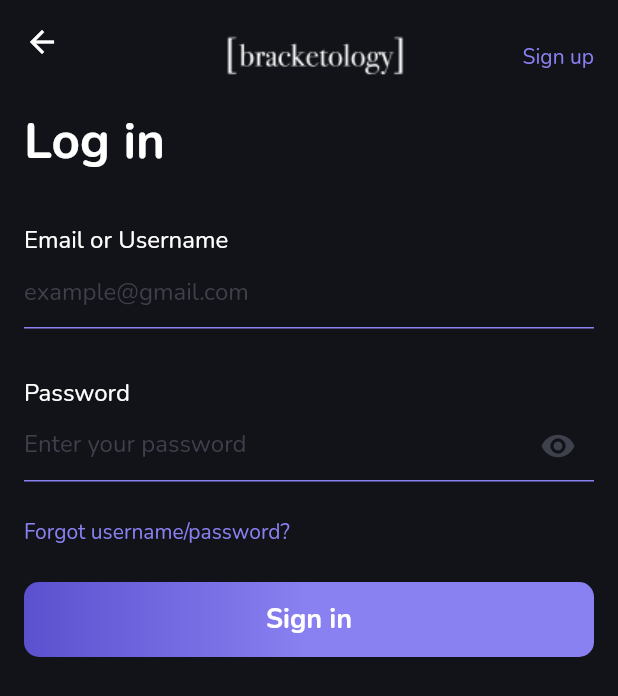
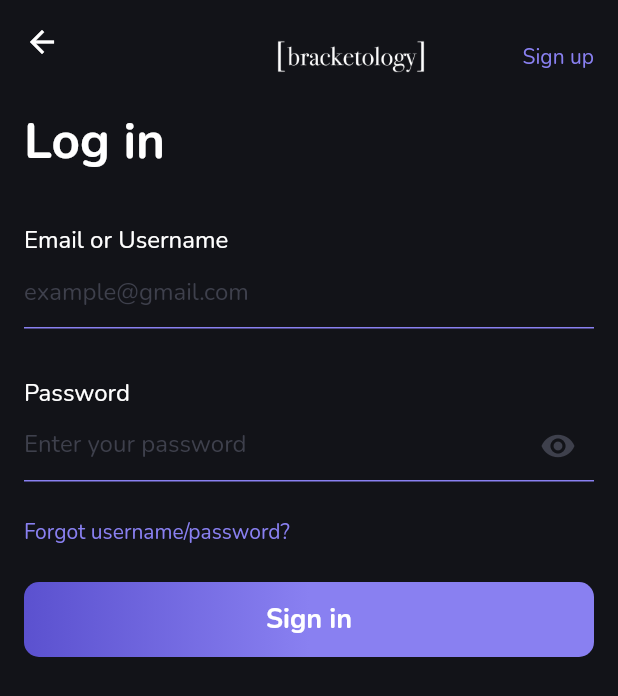
Before and after one commit to sharontechjays/temporary, a Flutter app: the SignInScreen screen opened by its route, on a phone screen of 412 x 824 dp. Shown: the top 696 px of the screen. Run offline on Flutter 3.47's test engine with Material 2 defaults, Android fonts, the light colour scheme and no system bars; our stand-ins replace dio, equatable, flutter_bloc, flutter_svg, shared_preferences; accounts and stored records are empty.

Commit message:
bracketology banner

```diff
--- a/lib/presentation/widgets/custom_appbar.dart
+++ b/lib/presentation/widgets/custom_appbar.dart
@@ -9,12 +9,12 @@ class CustomAppBar extends StatelessWidget implements PreferredSizeWidget {
   final Function(BuildContext context) onAppbarRightButtonClicked;
   final String title;
 
-  const CustomAppBar({
-    Key? key,
-    this.title="Sign up",
-    this.backgroundColor = AppColors.scaffoldBackground,
-    required this.onAppbarRightButtonClicked(BuildContext context)
-  }) : super(key: key);
+  const CustomAppBar(
+      {Key? key,
+      this.title = "Sign up",
+      this.backgroundColor = AppColors.scaffoldBackground,
+      required this.onAppbarRightButtonClicked(BuildContext context)})
+      : super(key: key);
 
   @override
   Size get preferredSize => const Size.fromHeight(kToolbarHeight);
@@ -33,14 +33,24 @@ class CustomAppBar extends StatelessWidget implements PreferredSizeWidget {
             mainAxisAlignment: MainAxisAlignment.spaceBetween,
             crossAxisAlignment: CrossAxisAlignment.center,
             children: [
-              const SizedBox(),
-         /*     const Center(child: Text(Strings.appNameBrackets)),*/
-              const Center(
-                  child: Image(
-                      image: AssetImage('assets/drawables/bracketology_banner.png'))),
-              CustomTextButton(
-                text: title,
-                onClickButton: onAppbarRightButtonClicked,
+              const Expanded(flex: 2, child: SizedBox()),
+              /*     const Center(child: Text(Strings.appNameBrackets)),*/
+              const Expanded(
+                flex: 2,
+                child: Center(
+                    child: Image(
+                        image: AssetImage(
+                            'assets/drawables/bracketology_banner.png'))),
+              ),
+              Expanded(
+                flex: 2,
+                child: Align(
+                  alignment: Alignment.centerRight,
+                  child: CustomTextButton(
+                    text: title,
+                    onClickButton: onAppbarRightButtonClicked,
+                  ),
+                ),
               )
             ],
           ),
```
Also changed, not shown: assets/drawables/bracketology_banner.png.
